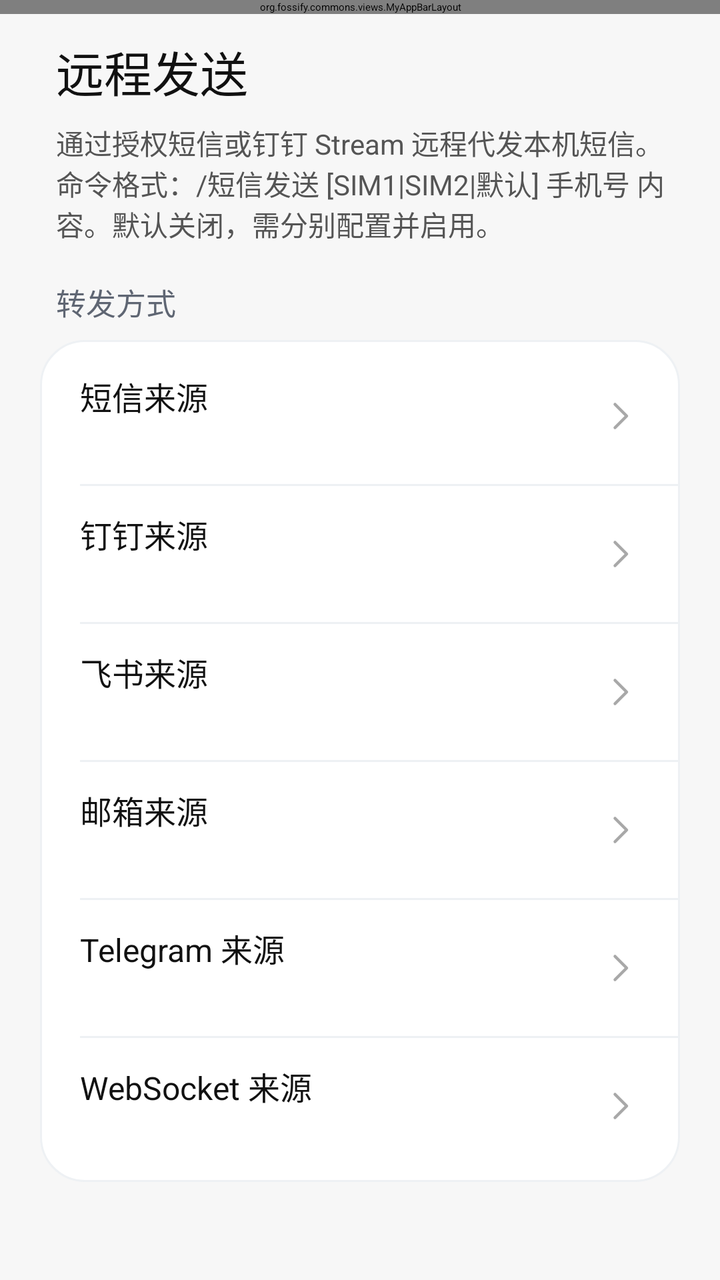
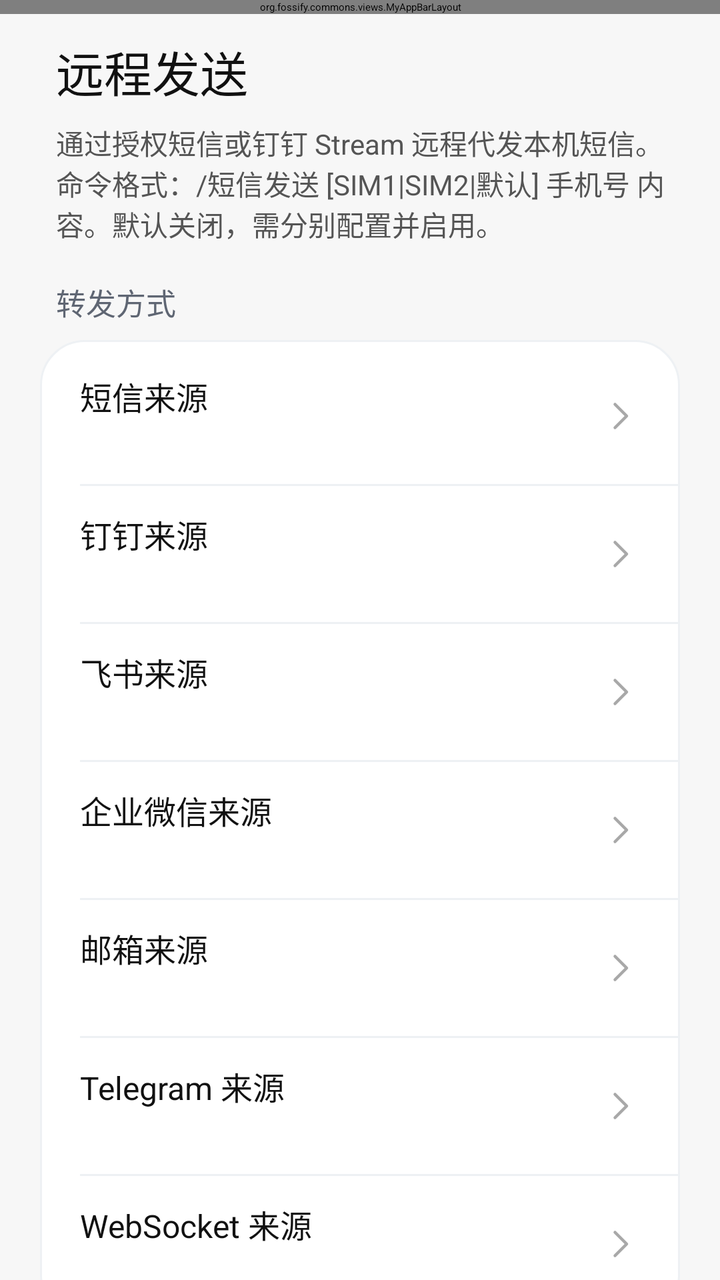

Two renders of the same Android screen: before a commit and after it. Below are the layout's source before the change and the commit's diff.
<!-- AndroidManifest.xml: application theme AppTheme -->
<!-- res/layout/activity_remote_forwarding.xml -->
<?xml version="1.0" encoding="utf-8"?>
<androidx.coordinatorlayout.widget.CoordinatorLayout xmlns:android="http://schemas.android.com/apk/res/android"
    xmlns:app="http://schemas.android.com/apk/res-auto"
    android:layout_width="match_parent"
    android:layout_height="match_parent"
    android:background="@color/miui_page_background">

    <org.fossify.commons.views.MyAppBarLayout
        android:id="@+id/remote_forwarding_appbar"
        android:layout_width="match_parent"
        android:layout_height="wrap_content"
        android:background="@color/miui_page_background">

        <com.google.android.material.appbar.MaterialToolbar
            android:id="@+id/remote_forwarding_toolbar"
            android:layout_width="match_parent"
            android:layout_height="?attr/actionBarSize"
            android:background="@color/miui_page_background"
            app:navigationIconTint="@color/miui_primary_text"
            app:title="" />
    </org.fossify.commons.views.MyAppBarLayout>

    <androidx.core.widget.NestedScrollView
        android:id="@+id/remote_forwarding_scrollview"
        android:layout_width="match_parent"
        android:layout_height="match_parent"
        android:clipToPadding="false"
        android:paddingBottom="28dp"
        app:layout_behavior="@string/appbar_scrolling_view_behavior">

        <LinearLayout
            android:layout_width="match_parent"
            android:layout_height="wrap_content"
            android:orientation="vertical"
            android:paddingStart="20dp"
            android:paddingEnd="20dp">

            <TextView
                android:layout_width="match_parent"
                android:layout_height="wrap_content"
                android:layout_marginStart="8dp"
                android:layout_marginTop="18dp"
                android:layout_marginBottom="8dp"
                android:text="@string/remote_forwarding_title"
                android:textColor="@color/miui_primary_text"
                android:textSize="24sp" />

            <TextView
                android:layout_width="match_parent"
                android:layout_height="wrap_content"
                android:layout_marginStart="8dp"
                android:layout_marginBottom="18dp"
                android:text="@string/remote_forwarding_intro"
                android:textColor="@color/miui_secondary_text"
                android:textSize="14sp" />

            <TextView
                android:layout_width="match_parent"
                android:layout_height="wrap_content"
                android:layout_marginStart="8dp"
                android:layout_marginBottom="8dp"
                android:text="@string/remote_forwarding_channels_section"
                android:textColor="@color/miui_section_text"
                android:textSize="15sp" />

            <LinearLayout
                android:layout_width="match_parent"
                android:layout_height="wrap_content"
                android:background="@drawable/settings_card_background"
                android:orientation="vertical"
                android:paddingVertical="4dp">

                <LinearLayout android:id="@+id/remote_forwarding_sms_holder" style="@style/SmsForwardingRow">
                    <LinearLayout style="@style/SmsForwardingTextColumn">
                        <TextView style="@style/SmsForwardingTitle" android:text="@string/remote_sms_title" />
                        <TextView android:id="@+id/remote_forwarding_sms_summary" style="@style/SmsForwardingSummary" />
                    </LinearLayout>
                    <ImageView style="@style/SmsForwardingChevron" />
                </LinearLayout>

                <View style="@style/SmsSettingsDivider" />
                <LinearLayout android:id="@+id/remote_forwarding_dingtalk_holder" style="@style/SmsForwardingRow">
                    <LinearLayout style="@style/SmsForwardingTextColumn">
                        <TextView style="@style/SmsForwardingTitle" android:text="@string/dingtalk_remote_title" />
                        <TextView android:id="@+id/remote_forwarding_dingtalk_summary" style="@style/SmsForwardingSummary" />
                    </LinearLayout>
                    <ImageView style="@style/SmsForwardingChevron" />
                </LinearLayout>

                <View style="@style/SmsSettingsDivider" />
                <LinearLayout android:id="@+id/remote_forwarding_feishu_holder" style="@style/SmsForwardingRow">
                    <LinearLayout style="@style/SmsForwardingTextColumn">
                        <TextView style="@style/SmsForwardingTitle" android:text="@string/feishu_remote_title" />
                        <TextView android:id="@+id/remote_forwarding_feishu_summary" style="@style/SmsForwardingSummary" />
                    </LinearLayout>
                    <ImageView style="@style/SmsForwardingChevron" />
                </LinearLayout>

                <View style="@style/SmsSettingsDivider" />
                <LinearLayout android:id="@+id/remote_forwarding_email_holder" style="@style/SmsForwardingRow">
                    <LinearLayout style="@style/SmsForwardingTextColumn">
                        <TextView style="@style/SmsForwardingTitle" android:text="@string/email_remote_title" />
                        <TextView android:id="@+id/remote_forwarding_email_summary" style="@style/SmsForwardingSummary" />
                    </LinearLayout>
                    <ImageView style="@style/SmsForwardingChevron" />
                </LinearLayout>

                <View style="@style/SmsSettingsDivider" />
                <LinearLayout android:id="@+id/remote_forwarding_telegram_holder" style="@style/SmsForwardingRow">
                    <LinearLayout style="@style/SmsForwardingTextColumn">
                        <TextView style="@style/SmsForwardingTitle" android:text="@string/telegram_remote_title" />
                        <TextView android:id="@+id/remote_forwarding_telegram_summary" style="@style/SmsForwardingSummary" />
                    </LinearLayout>
                    <ImageView style="@style/SmsForwardingChevron" />
                </LinearLayout>

                <View style="@style/SmsSettingsDivider" />
                <LinearLayout android:id="@+id/remote_forwarding_websocket_holder" style="@style/SmsForwardingRow">
                    <LinearLayout style="@style/SmsForwardingTextColumn">
                        <TextView style="@style/SmsForwardingTitle" android:text="@string/websocket_remote_title" />
                        <TextView android:id="@+id/remote_forwarding_websocket_summary" style="@style/SmsForwardingSummary" />
                    </LinearLayout>
                    <ImageView style="@style/SmsForwardingChevron" />
                </LinearLayout>
            </LinearLayout>
        </LinearLayout>
    </androidx.core.widget.NestedScrollView>
</androidx.coordinatorlayout.widget.CoordinatorLayout>
<!-- resources referenced by this layout -->
<resources>
  <color name="miui_page_background">#F7F7F7</color>
  <color name="miui_primary_text">#111111</color>
  <color name="miui_secondary_text">#555555</color>
  <color name="miui_section_text">#5F6673</color>
  <!-- drawable settings_card_background (drawable) -->
  <?xml version="1.0" encoding="utf-8"?>
  <shape xmlns:android="http://schemas.android.com/apk/res/android"
      android:shape="rectangle">
      <solid android:color="@color/classic_settings_surface" />
      <corners android:radius="22dp" />
      <stroke
          android:width="1dp"
          android:color="@color/classic_card_stroke" />
  </shape>
  <string name="dingtalk_remote_title">钉钉来源</string>
  <string name="email_remote_title">邮箱来源</string>
  <string name="feishu_remote_title">飞书来源</string>
  <string name="remote_forwarding_channels_section">转发方式</string>
  <string name="remote_forwarding_intro">通过授权短信或钉钉 Stream 远程代发本机短信。命令格式：/短信发送 [SIM1|SIM2|默认] 手机号 内容。默认关闭，需分别配置并启用。</string>
  <string name="remote_forwarding_title">远程发送</string>
  <string name="remote_sms_title">短信来源</string>
  <string name="telegram_remote_title">Telegram 来源</string>
  <string name="websocket_remote_title">WebSocket 来源</string>
  <style name="SmsForwardingChevron">
          <item name="android:layout_width">20dp</item>
          <item name="android:layout_height">20dp</item>
          <item name="android:src">@drawable/ic_chevron_right_vector</item>
      </style>
  <style name="SmsForwardingRow">
          <item name="android:layout_width">match_parent</item>
          <item name="android:layout_height">68dp</item>
          <item name="android:foreground">?attr/selectableItemBackground</item>
          <item name="android:gravity">center_vertical</item>
          <item name="android:orientation">horizontal</item>
          <item name="android:paddingHorizontal">20dp</item>
      </style>
  <style name="SmsForwardingSummary">
          <item name="android:layout_width">wrap_content</item>
          <item name="android:layout_height">wrap_content</item>
          <item name="android:layout_marginTop">2dp</item>
          <item name="android:fontFamily">sans-serif</item>
          <item name="android:textColor">@color/miui_secondary_text</item>
          <item name="android:textSize">13sp</item>
      </style>
  <style name="SmsForwardingTextColumn">
          <item name="android:layout_width">0dp</item>
          <item name="android:layout_height">wrap_content</item>
          <item name="android:layout_weight">1</item>
          <item name="android:orientation">vertical</item>
      </style>
  <style name="SmsForwardingTitle">
          <item name="android:layout_width">wrap_content</item>
          <item name="android:layout_height">wrap_content</item>
          <item name="android:fontFamily">sans-serif</item>
          <item name="android:textColor">@color/miui_primary_text</item>
          <item name="android:textSize">16sp</item>
      </style>
  <style name="SmsSettingsDivider">
          <item name="android:layout_width">match_parent</item>
          <item name="android:layout_height">1dp</item>
          <item name="android:layout_marginStart">20dp</item>
          <item name="android:background">@color/classic_divider</item>
      </style>
  <color name="classic_settings_surface">#FFFFFF</color>
  <color name="classic_card_stroke">#EEF1F4</color>
  <color name="classic_divider">#EEF1F4</color>
  <style name="SmsAlertDialogTheme" parent="ThemeOverlay.AppCompat.Dialog.Alert">
          <item name="android:textColorPrimary">@color/miui_primary_text</item>
          <item name="android:textColorSecondary">@color/miui_secondary_text</item>
          <item name="android:colorAccent">@color/miui_fab_green</item>
          <item name="colorAccent">@color/miui_fab_green</item>
      </style>
  <color name="miui_action_blue">#159447</color>
  <color name="miui_fab_green">#1DCE38</color>
  <!-- unchanged entries left out for length: 2 -->
</resources>

<!-- the commit's change to res/layout/activity_remote_forwarding.xml (unified diff, before → after) -->
@@ -97,6 +97,15 @@
                 </LinearLayout>
 
                 <View style="@style/SmsSettingsDivider" />
+                <LinearLayout android:id="@+id/remote_forwarding_wecom_holder" style="@style/SmsForwardingRow">
+                    <LinearLayout style="@style/SmsForwardingTextColumn">
+                        <TextView style="@style/SmsForwardingTitle" android:text="@string/wecom_remote_title" />
+                        <TextView android:id="@+id/remote_forwarding_wecom_summary" style="@style/SmsForwardingSummary" />
+                    </LinearLayout>
+                    <ImageView style="@style/SmsForwardingChevron" />
+                </LinearLayout>
+
+                <View style="@style/SmsSettingsDivider" />
                 <LinearLayout android:id="@+id/remote_forwarding_email_holder" style="@style/SmsForwardingRow">
                     <LinearLayout style="@style/SmsForwardingTextColumn">
                         <TextView style="@style/SmsForwardingTitle" android:text="@string/email_remote_title" />
<!-- resource entries referenced after the edit -->
@@ -23,6 +23,7 @@
   <string name="remote_sms_title">短信来源</string>
   <string name="telegram_remote_title">Telegram 来源</string>
   <string name="websocket_remote_title">WebSocket 来源</string>
+  <string name="wecom_remote_title">企业微信来源</string>
   <style name="SmsForwardingChevron">
           <item name="android:layout_width">20dp</item>
           <item name="android:layout_height">20dp</item>
